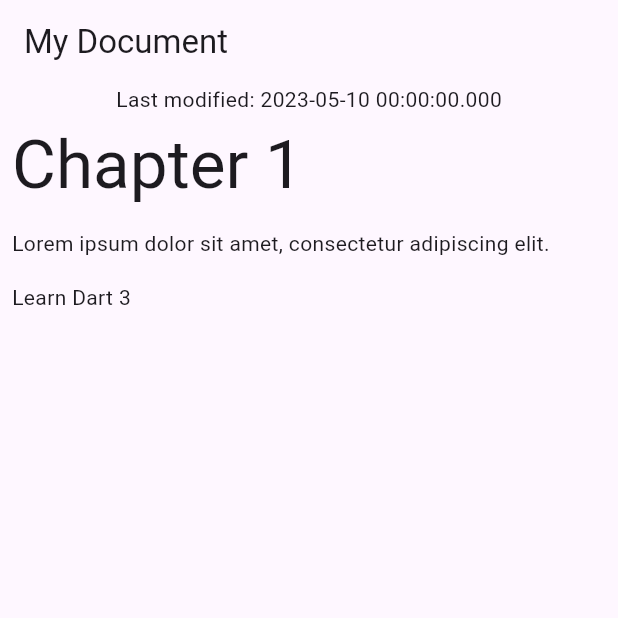
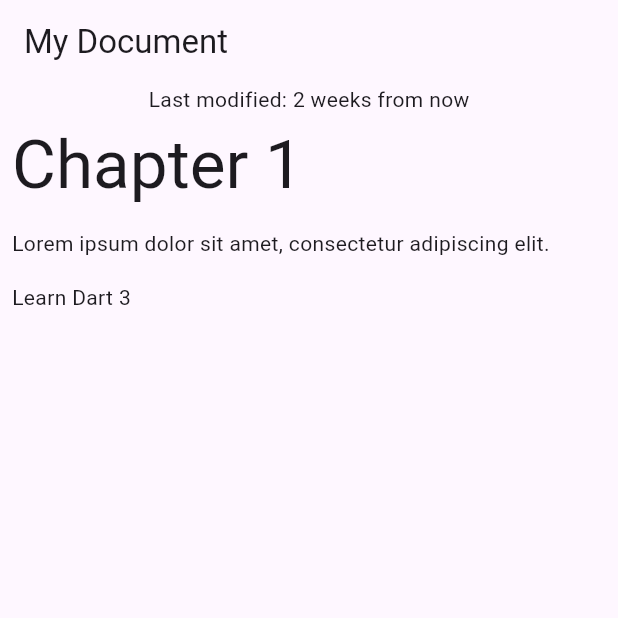
Before and after one commit to hvtheer/learn_flutter, a Flutter app: the screen it shows after launch, on a phone screen of 412 x 824 dp, the top half of it. Run offline on Flutter 3.47's test engine with Material 3 defaults, Android fonts, the phone set to English and light mode, and no system bars.

Commit message:
add newly formatted date to UI

```diff
--- a/lib/data.dart
+++ b/lib/data.dart
@@ -46,7 +46,7 @@ const documentJson = '''
 {
   "metadata": {
     "title": "My Document",
-    "modified": "2023-05-10"
+    "modified": "2024-05-10"
   },
   "blocks": [
     {
--- a/lib/main.dart
+++ b/lib/main.dart
@@ -31,6 +31,7 @@ class DocumentScreen extends StatelessWidget {
   @override
   Widget build(BuildContext context) {
     final (title, :modified) = document.metadata;
+    final formattedModifiedDate = formatDate(modified);
     final blocks = document.getBlocks();
 
     return Scaffold(
@@ -39,7 +40,7 @@ class DocumentScreen extends StatelessWidget {
       ),
       body: Column(
         children: [
-          Text('Last modified: $modified'), // Modify from here
+          Text('Last modified: $formattedModifiedDate'), // Modify from here
           Expanded(
             child: ListView.builder(
               itemCount: blocks.length,
@@ -80,3 +81,19 @@ class BlockWidget extends StatelessWidget {
     );
   }
 }
+
+String formatDate(DateTime dateTime) {
+  final today = DateTime.now();
+  final difference = dateTime.difference(today);
+
+  return switch (difference) {
+    Duration(inDays: 0) => 'today',
+    Duration(inDays: 1) => 'yesterday',
+    Duration(inDays: -1) => 'tomorrow',
+    Duration(inDays: final days) when days > 7 => '${days ~/ 7} weeks from now',
+    Duration(inDays: final days) when days < -7 =>
+      '${days.abs() ~/ 7} weeks ago',
+    Duration(inDays: final days, isNegative: true) => '${days.abs()} days ago',
+    Duration(inDays: final days) => '$days days from now',
+  };
+}
```
